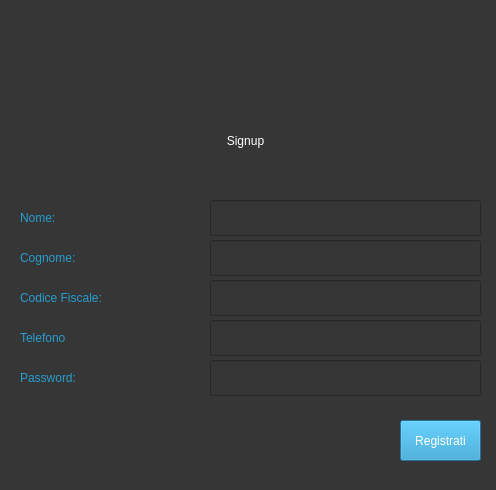
Above: Viste/Accesso/Login/createacc.ui from GiulianiM/Noleggio before the change. Below: the same form after it.
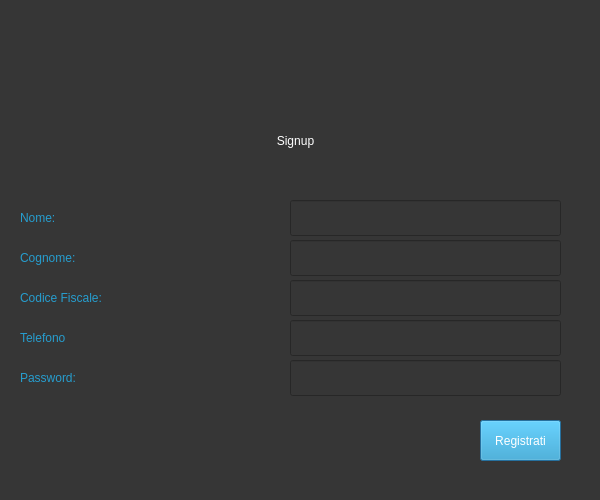
That is the form after the change. Icons and pictures are not drawn.

The edit to the form file:
```diff
--- a/Viste/Accesso/Login/createacc.ui
+++ b/Viste/Accesso/Login/createacc.ui
@@ -6,8 +6,8 @@
    <rect>
     <x>0</x>
     <y>0</y>
-    <width>496</width>
-    <height>490</height>
+    <width>600</width>
+    <height>500</height>
    </rect>
   </property>
   <property name="windowTitle">
@@ -19,7 +19,7 @@
   <widget class="QLabel" name="label">
    <property name="geometry">
     <rect>
-     <x>170</x>
+     <x>220</x>
      <y>100</y>
      <width>151</width>
      <height>81</height>
@@ -73,7 +73,7 @@
   <widget class="QLabel" name="label_4">
    <property name="geometry">
     <rect>
-     <x>210</x>
+     <x>260</x>
      <y>20</y>
      <width>81</width>
      <height>81</height>
@@ -92,7 +92,7 @@
   <widget class="QLineEdit" name="nome">
    <property name="geometry">
     <rect>
-     <x>210</x>
+     <x>290</x>
      <y>200</y>
      <width>271</width>
      <height>36</height>
@@ -108,7 +108,7 @@
   <widget class="QLineEdit" name="password">
    <property name="geometry">
     <rect>
-     <x>210</x>
+     <x>290</x>
      <y>360</y>
      <width>271</width>
      <height>36</height>
@@ -127,7 +127,7 @@
   <widget class="QPushButton" name="signupbutton">
    <property name="geometry">
     <rect>
-     <x>400</x>
+     <x>480</x>
      <y>420</y>
      <width>81</width>
      <height>41</height>
@@ -146,7 +146,7 @@
     <rect>
      <x>20</x>
      <y>280</y>
-     <width>191</width>
+     <width>201</width>
      <height>36</height>
     </rect>
    </property>
@@ -178,7 +178,7 @@
   <widget class="QLineEdit" name="cognome">
    <property name="geometry">
     <rect>
-     <x>210</x>
+     <x>290</x>
      <y>240</y>
      <width>271</width>
      <height>36</height>
@@ -194,7 +194,7 @@
   <widget class="QLineEdit" name="cf">
    <property name="geometry">
     <rect>
-     <x>210</x>
+     <x>290</x>
      <y>280</y>
      <width>271</width>
      <height>36</height>
@@ -227,7 +227,7 @@
   <widget class="QLineEdit" name="telefono">
    <property name="geometry">
     <rect>
-     <x>210</x>
+     <x>290</x>
      <y>320</y>
      <width>271</width>
      <height>36</height>
```
Left out of the diff: 4 changed lines with no effect on the pictures.
